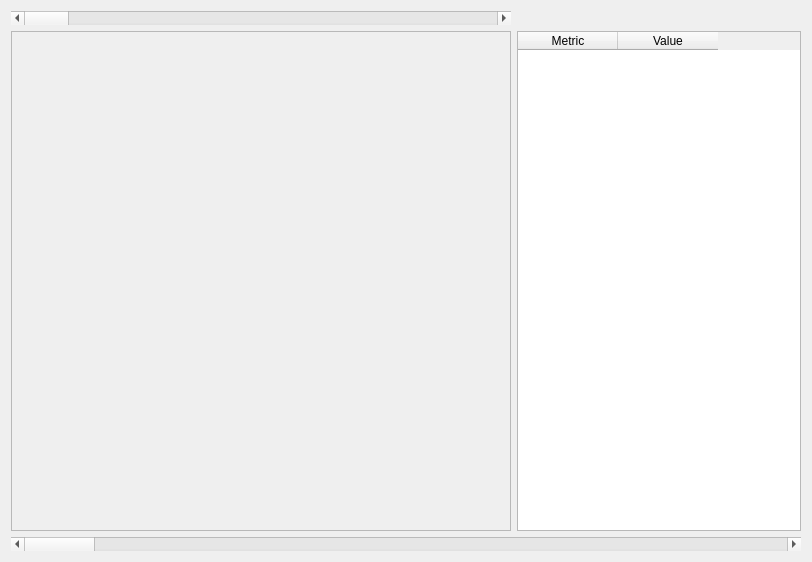
First picture: the form in src/gnn/check_dataset/dataset_viewer.ui, repository guadaUnex/TFG-GuadalupeGonzalezSantos, before the edit.
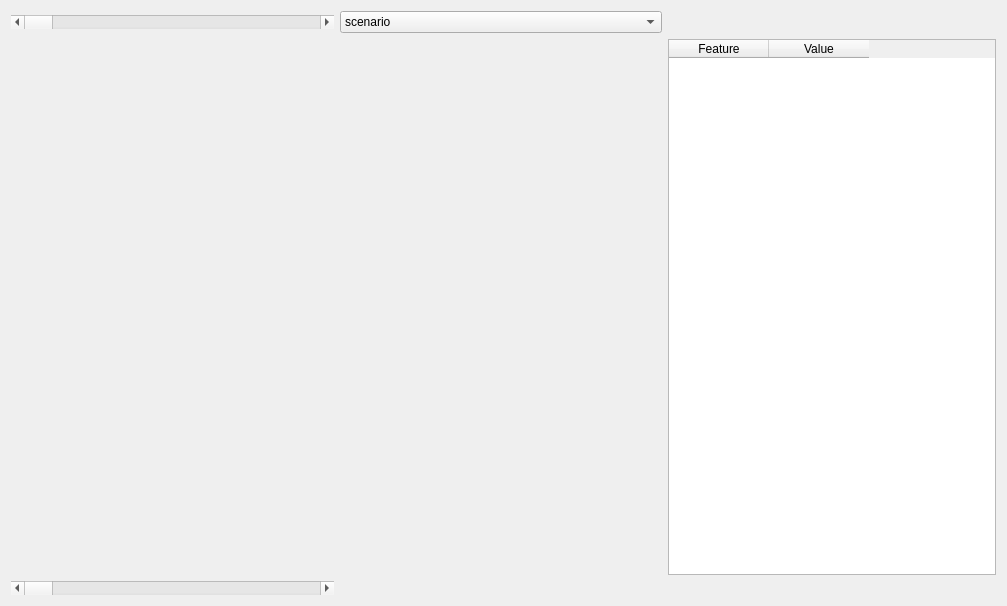
Second picture: the form after the edit.

Commit message: draw graphs

The edit to the form file:
```diff
--- a/src/gnn/check_dataset/dataset_viewer.ui
+++ b/src/gnn/check_dataset/dataset_viewer.ui
@@ -6,35 +6,82 @@
    <rect>
     <x>0</x>
     <y>0</y>
-    <width>812</width>
-    <height>552</height>
+    <width>1007</width>
+    <height>606</height>
    </rect>
   </property>
   <property name="windowTitle">
    <string>Draw scenario with metrics</string>
   </property>
   <layout class="QGridLayout" name="gridLayout">
-   <item row="1" column="0">
-    <widget class="QFrame" name="scenario_frame">
+   <item row="0" column="0">
+    <widget class="QScrollBar" name="trajectory_scrollbar">
+     <property name="orientation">
+      <enum>Qt::Horizontal</enum>
+     </property>
+    </widget>
+   </item>
+   <item row="0" column="1">
+    <widget class="QComboBox" name="entityKey">
+     <item>
+      <property name="text">
+       <string>scenario</string>
+      </property>
+     </item>
+     <item>
+      <property name="text">
+       <string>goal</string>
+      </property>
+     </item>
+     <item>
+      <property name="text">
+       <string>robot</string>
+      </property>
+     </item>
+     <item>
+      <property name="text">
+       <string>human</string>
+      </property>
+     </item>
+     <item>
+      <property name="text">
+       <string>object</string>
+      </property>
+     </item>
+     <item>
+      <property name="text">
+       <string>wall</string>
+      </property>
+     </item>
+    </widget>
+   </item>
+   <item row="1" column="0" colspan="2">
+    <widget class="QWidget" name="widget" native="true">
      <property name="minimumSize">
       <size>
-       <width>500</width>
-       <height>500</height>
+       <width>651</width>
+       <height>521</height>
       </size>
      </property>
-     <property name="frameShape">
-      <enum>QFrame::StyledPanel</enum>
-     </property>
-     <property name="frameShadow">
-      <enum>QFrame::Raised</enum>
-     </property>
     </widget>
    </item>
-   <item row="1" column="1">
+   <item row="1" column="2">
     <widget class="QTableWidget" name="metrics_table">
+     <property name="minimumSize">
+      <size>
+       <width>301</width>
+       <height>528</height>
+      </size>
+     </property>
+     <property name="maximumSize">
+      <size>
+       <width>16777215</width>
+       <height>16777215</height>
+      </size>
+     </property>
      <column>
       <property name="text">
-       <string>Metric</string>
+       <string>Feature</string>
       </property>
      </column>
      <column>
@@ -44,7 +91,7 @@
      </column>
     </widget>
    </item>
-   <item row="2" column="0" colspan="2">
+   <item row="2" column="0">
     <widget class="QScrollBar" name="frame_scrollbar">
      <property name="orientation">
       <enum>Qt::Horizontal</enum>
```
Left out of the diff: 7 changed lines with no effect on the pictures. The commit also changes 2 other files.
